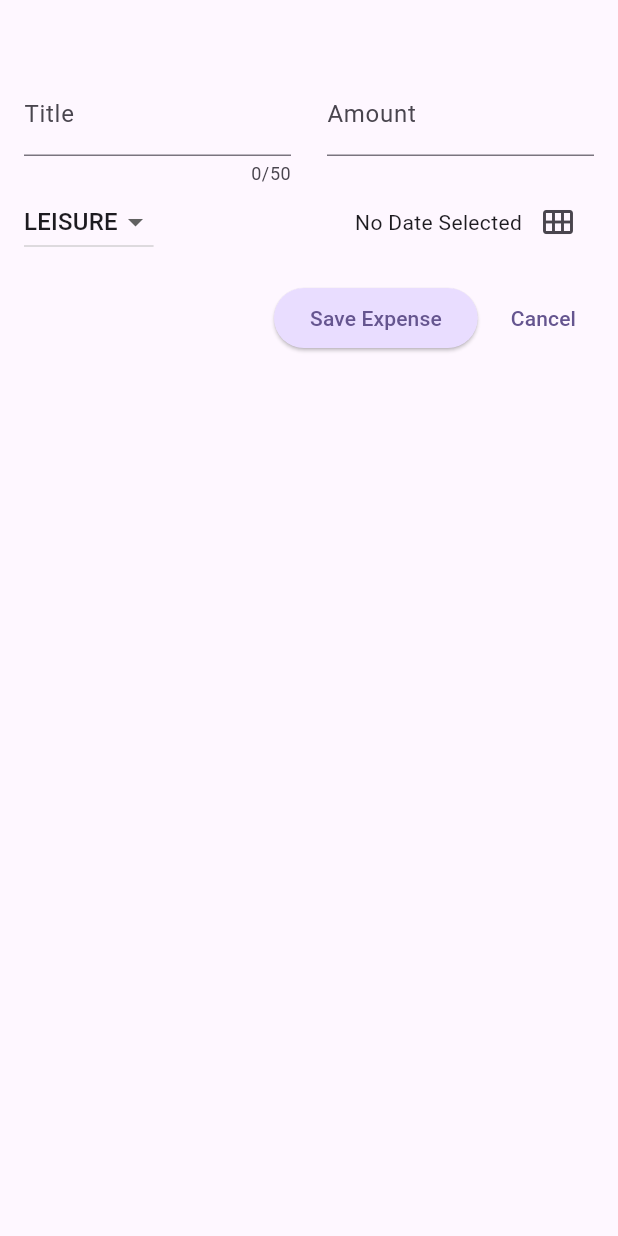
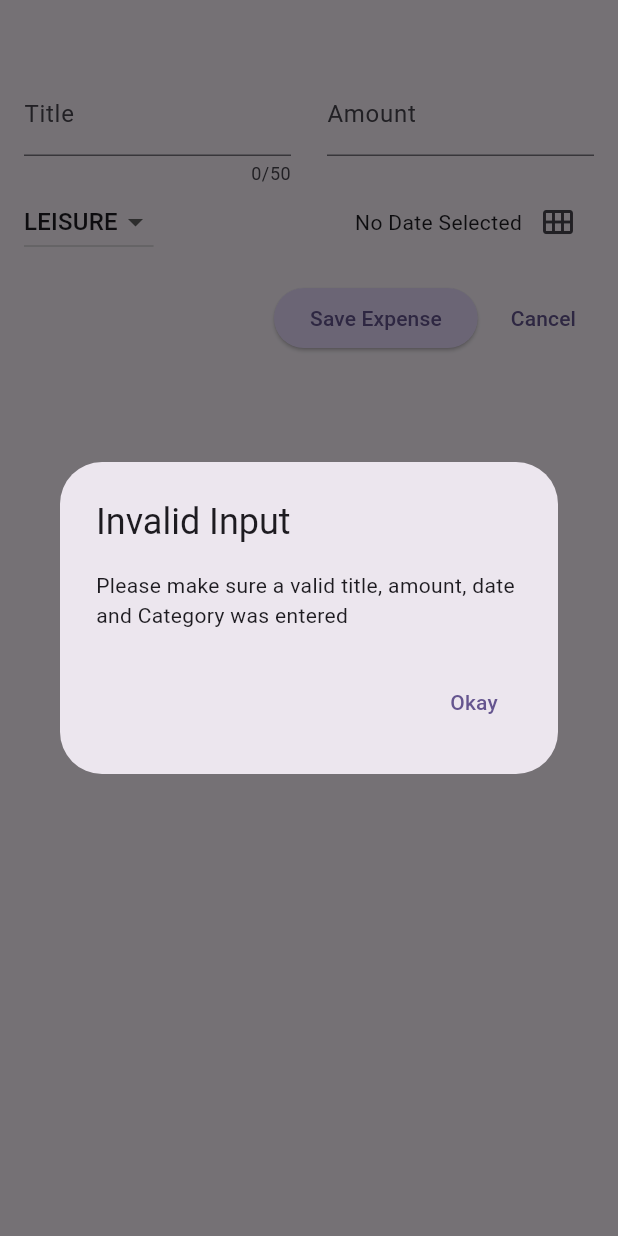
Before and after one commit to surajpatil05/expense-tracker-app, a Flutter app: the NewExpense widget shown alone on an empty page, opened directly with empty values, after a tap on "Save Expense", on a phone screen of 412 x 824 dp. Run offline on Flutter 3.47's test engine with Material 3 defaults, Android fonts, the phone set to English and light mode, and no system bars.

Commit message:
fixed to show invalid Dialogue box error screen

```diff
--- a/lib/widgets/expenses.dart
+++ b/lib/widgets/expenses.dart
@@ -99,6 +99,7 @@ class _ExpensesState extends State<Expenses> {
     }
     return Scaffold(
       appBar: AppBar(
+        // centerTitle: true,
         title: const Text(
           'Expense Tracker',
         ),
--- a/lib/widgets/new_expense.dart
+++ b/lib/widgets/new_expense.dart
@@ -1,7 +1,6 @@
 import 'dart:io';
 import 'package:flutter/material.dart';
 import 'package:expense_tracker/models/expense.dart';
-import 'package:flutter/widgets.dart';
 import 'package:flutter/cupertino.dart';
 
 class NewExpense extends StatefulWidget {
@@ -65,6 +64,7 @@ class _NewExpenseState extends State<NewExpense> {
     if (_titleController.text.trim().isEmpty ||
         amountIsInvalid ||
         _selectedDate == null) {
+      _showDialog();
       return;
     }
 
@@ -278,7 +278,7 @@ class _NewExpenseState extends State<NewExpense> {
                         child: const Text('Save Expense'),
                       ),
                       const SizedBox(width: 10),
-                      ElevatedButton(
+                      TextButton(
                         onPressed: () {
                           Navigator.pop(context);
                         },
```
